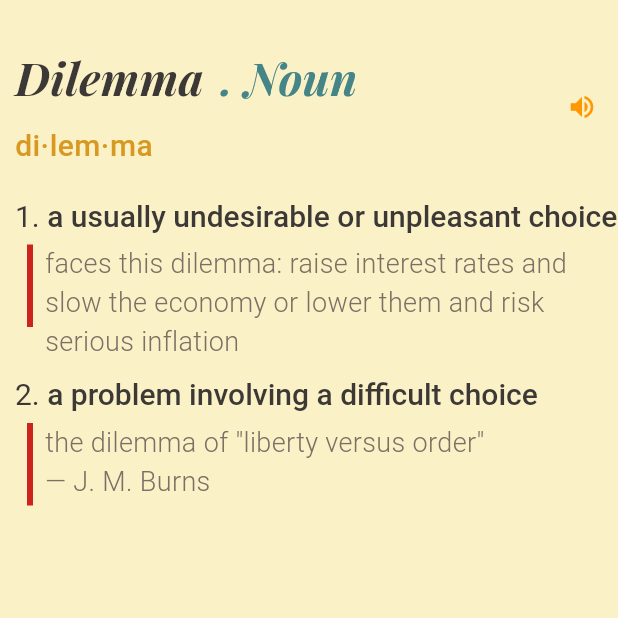
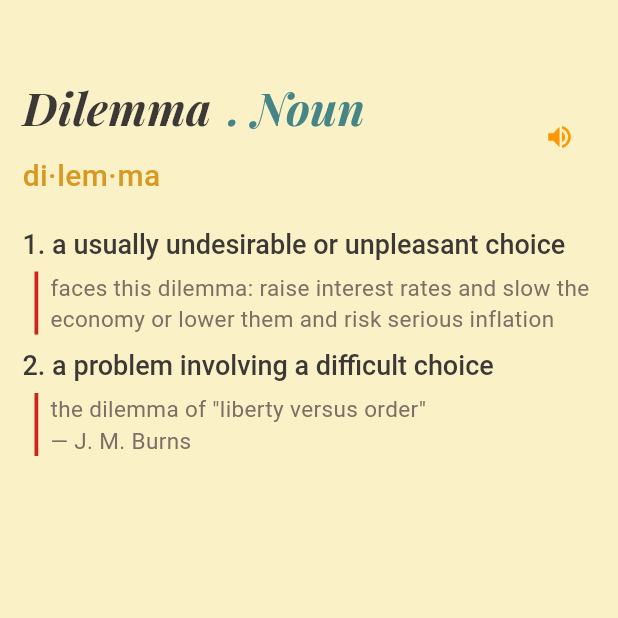
Before and after one commit to Abdogouhmad/MW-Dictionary, a Flutter app: the DefinePage screen opened directly with empty values, on a phone screen of 412 x 824 dp, the top half of it. Run offline on Flutter 3.47's test engine with Material 3 defaults, Android fonts, the phone set to English and light mode, and no system bars; our stand-ins replace flutter_dotenv; project files that could hold a hidden picture were left out.

Commit message:
Parsing will be next

```diff
--- a/lib/screens/define.dart
+++ b/lib/screens/define.dart
@@ -103,12 +103,13 @@ class _DefinePageState extends State<DefinePage> {
         RichText(
           text: TextSpan(
             text: '$number. ', // Dynamic numbering
-            style: TextStyle(fontSize: 20, color: defColor),
+            style: TextStyle(
+                fontSize: 18, color: defColor, fontWeight: FontWeight.w500),
             children: [
               AppText.textSpan(
                 definition,
                 font: "Roboto",
-                sizefont: 20,
+                sizefont: 18,
                 ftweight: FontWeight.w500,
                 ftcolor: defColor,
               ),
@@ -116,14 +117,14 @@ class _DefinePageState extends State<DefinePage> {
           ),
         ),
         const SizedBox(height: 8),
-        Row(
+        IntrinsicHeight(
+          child: Row(
             crossAxisAlignment: CrossAxisAlignment.start,
             children: [
               const SizedBox(width: 8),
               Container(
-              width: 4, // Width of the line
-              height: 55, // Adjust height as needed
-              color: redColor, // Color of the line
+                width: 2.5, // Width of the line
+                color: redColor,
               ),
               Expanded(
                 child: Padding(
@@ -131,13 +132,15 @@ class _DefinePageState extends State<DefinePage> {
                   child: AppText.text(
                     example,
                     font: "Roboto",
-                  sizefont: 18,
-                  ftweight: FontWeight.w300,
+                    sizefont: 15,
+                    ftweight: FontWeight.w400,
                     ftcolor: exmplColor,
+                    selectable: true,
                   ),
                 ),
               ),
             ],
+          ),
         ),
         const SizedBox(height: 10),
       ],
@@ -151,7 +154,7 @@ class _DefinePageState extends State<DefinePage> {
             platform.Platform.isMacOS ||
             platform.Platform.isWindows)
         ? const EdgeInsets.all(30.0)
-        : const EdgeInsets.only(top: 30.0, left: 10.0);
+        : const EdgeInsets.only(top: 50.0, right: 15, left: 15);
 
     // Dictionary data
     final Map<String, List<String>> dictionary = {
```
Also changed, not shown: lib/services/mwdparser.dart (added, +32 -0 lines). Lines whose indentation alone changed are shown as unchanged.
